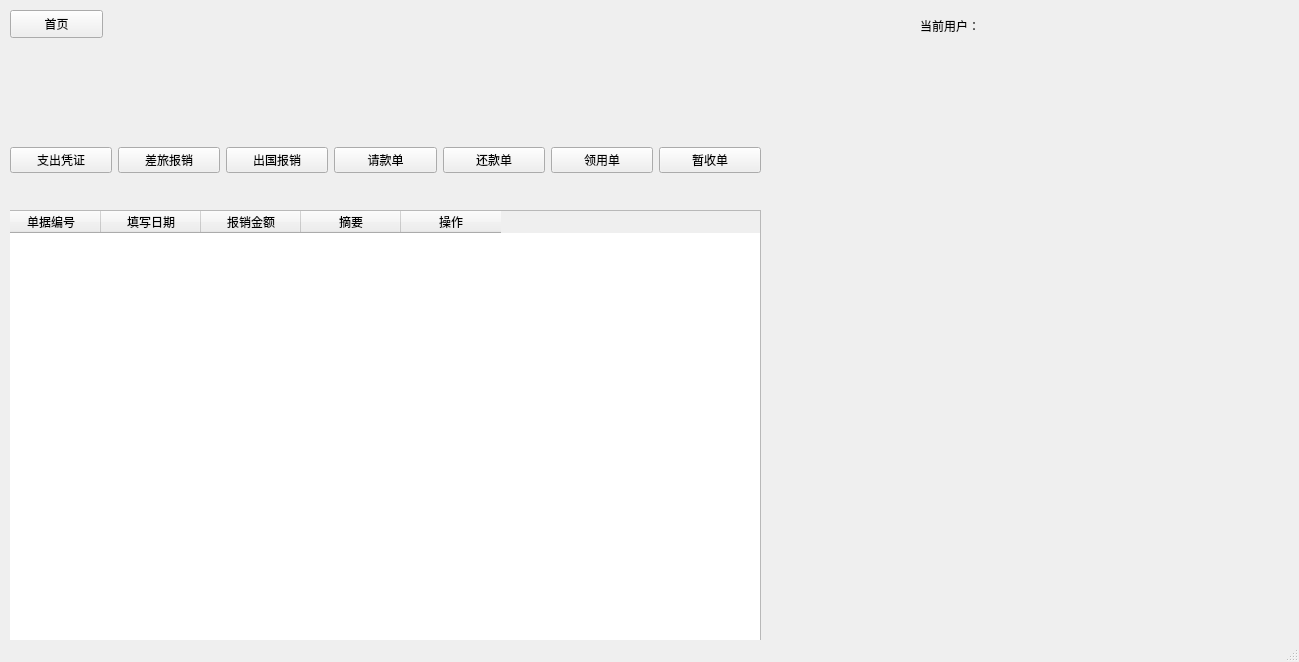
Old version of the form mainwindow.ui in the repository betamake/robot.
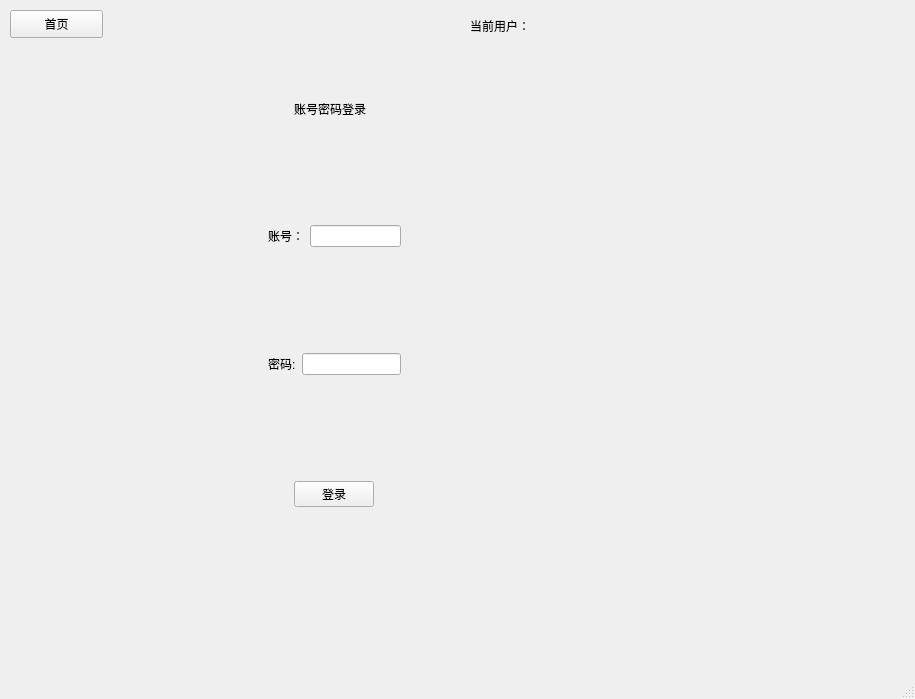
New version of the form.

```diff
--- a/mainwindow.ui
+++ b/mainwindow.ui
@@ -6,8 +6,8 @@
    <rect>
     <x>0</x>
     <y>0</y>
-    <width>1299</width>
-    <height>662</height>
+    <width>915</width>
+    <height>699</height>
    </rect>
   </property>
   <property name="windowTitle">
@@ -31,13 +31,13 @@
     <property name="geometry">
      <rect>
       <x>10</x>
-      <y>110</y>
-      <width>761</width>
-      <height>541</height>
+      <y>90</y>
+      <width>779</width>
+      <height>526</height>
      </rect>
     </property>
     <property name="currentIndex">
-     <number>2</number>
+     <number>1</number>
     </property>
     <widget class="QWidget" name="huanyingye">
      <layout class="QGridLayout" name="gridLayout">
@@ -240,7 +240,209 @@
       </item>
      </layout>
     </widget>
-    <widget class="QWidget" name="shouye">
+    <widget class="QWidget" name="zhangHaoDengLuYe">
+     <layout class="QGridLayout" name="gridLayout_3">
+      <item row="0" column="2" rowspan="2" colspan="2">
+       <widget class="QLabel" name="accountTitleLabel">
+        <property name="text">
+         <string>账号密码登录</string>
+        </property>
+       </widget>
+      </item>
+      <item row="1" column="0" colspan="2">
+       <spacer name="horizontalSpacer_13">
+        <property name="orientation">
+         <enum>Qt::Horizontal</enum>
+        </property>
+        <property name="sizeHint" stdset="0">
+         <size>
+          <width>257</width>
+          <height>20</height>
+         </size>
+        </property>
+       </spacer>
+      </item>
+      <item row="1" column="3" colspan="2">
+       <spacer name="horizontalSpacer_14">
+        <property name="orientation">
+         <enum>Qt::Horizontal</enum>
+        </property>
+        <property name="sizeHint" stdset="0">
+         <size>
+          <width>387</width>
+          <height>20</height>
+         </size>
+        </property>
+       </spacer>
+      </item>
+      <item row="2" column="2">
+       <spacer name="verticalSpacer_9">
+        <property name="orientation">
+         <enum>Qt::Vertical</enum>
+        </property>
+        <property name="sizeHint" stdset="0">
+         <size>
+          <width>20</width>
+          <height>85</height>
+         </size>
+        </property>
+       </spacer>
+      </item>
+      <item row="3" column="0">
+       <spacer name="horizontalSpacer_17">
+        <property name="orientation">
+         <enum>Qt::Horizontal</enum>
+        </property>
+        <property name="sizeHint" stdset="0">
+         <size>
+          <width>191</width>
+          <height>20</height>
+         </size>
+        </property>
+       </spacer>
+      </item>
+      <item row="3" column="1" colspan="3">
+       <layout class="QHBoxLayout" name="horizontalLayout_3">
+        <item>
+         <widget class="QLabel" name="accountUserLabel">
+          <property name="text">
+           <string>账号：</string>
+          </property>
+         </widget>
+        </item>
+        <item>
+         <widget class="QLineEdit" name="accountUserEdit"/>
+        </item>
+       </layout>
+      </item>
+      <item row="3" column="4">
+       <spacer name="horizontalSpacer_19">
+        <property name="orientation">
+         <enum>Qt::Horizontal</enum>
+        </property>
+        <property name="sizeHint" stdset="0">
+         <size>
+          <width>321</width>
+          <height>20</height>
+         </size>
+        </property>
+       </spacer>
+      </item>
+      <item row="4" column="2">
+       <spacer name="verticalSpacer_10">
+        <property name="orientation">
+         <enum>Qt::Vertical</enum>
+        </property>
+        <property name="sizeHint" stdset="0">
+         <size>
+          <width>20</width>
+          <height>85</height>
+         </size>
+        </property>
+       </spacer>
+      </item>
+      <item row="5" column="0">
+       <spacer name="horizontalSpacer_18">
+        <property name="orientation">
+         <enum>Qt::Horizontal</enum>
+        </property>
+        <property name="sizeHint" stdset="0">
+         <size>
+          <width>191</width>
+          <height>20</height>
+         </size>
+        </property>
+       </spacer>
+      </item>
+      <item row="5" column="1" colspan="3">
+       <layout class="QHBoxLayout" name="horizontalLayout_2">
+        <item>
+         <widget class="QLabel" name="accountPasswordLabel">
+          <property name="text">
+           <string>密码:</string>
+          </property>
+         </widget>
+        </item>
+        <item>
+         <widget class="QLineEdit" name="accountPasswordEdit"/>
+        </item>
+       </layout>
+      </item>
+      <item row="5" column="4">
+       <spacer name="horizontalSpacer_20">
+        <property name="orientation">
+         <enum>Qt::Horizontal</enum>
+        </property>
+        <property name="sizeHint" stdset="0">
+         <size>
+          <width>321</width>
+          <height>20</height>
+         </size>
+        </property>
+       </spacer>
+      </item>
+      <item row="6" column="2">
+       <spacer name="verticalSpacer_11">
+        <property name="orientation">
+         <enum>Qt::Vertical</enum>
+        </property>
+        <property name="sizeHint" stdset="0">
+         <size>
+          <width>20</width>
+          <height>84</height>
+         </size>
+        </property>
+       </spacer>
+      </item>
+      <item row="7" column="0" colspan="2">
+       <spacer name="horizontalSpacer_15">
+        <property name="orientation">
+         <enum>Qt::Horizontal</enum>
+        </property>
+        <property name="sizeHint" stdset="0">
+         <size>
+          <width>257</width>
+          <height>20</height>
+         </size>
+        </property>
+       </spacer>
+      </item>
+      <item row="7" column="2">
+       <widget class="QPushButton" name="accountLoginButton">
+        <property name="text">
+         <string>登录</string>
+        </property>
+       </widget>
+      </item>
+      <item row="7" column="3" colspan="2">
+       <spacer name="horizontalSpacer_16">
+        <property name="orientation">
+         <enum>Qt::Horizontal</enum>
+        </property>
+        <property name="sizeHint" stdset="0">
+         <size>
+          <width>387</width>
+          <height>20</height>
+         </size>
+        </property>
+       </spacer>
+      </item>
+      <item row="8" column="2">
+       <spacer name="verticalSpacer_12">
+        <property name="orientation">
+         <enum>Qt::Vertical</enum>
+        </property>
+        <property name="sizeHint" stdset="0">
+         <size>
+          <width>20</width>
+          <height>85</height>
+         </size>
+        </property>
+       </spacer>
+      </item>
+     </layout>
+    </widget>
+    <widget class="QWidget" name="shouYe">
      <layout class="QGridLayout" name="gridLayout_2">
       <item row="0" column="2">
        <spacer name="verticalSpacer_7">
@@ -451,7 +653,7 @@
    <widget class="QLabel" name="userLabel">
     <property name="geometry">
      <rect>
-      <x>920</x>
+      <x>470</x>
       <y>10</y>
       <width>71</width>
       <height>31</height>
```
Left out of the diff: 4 changed lines with no effect on the pictures.
